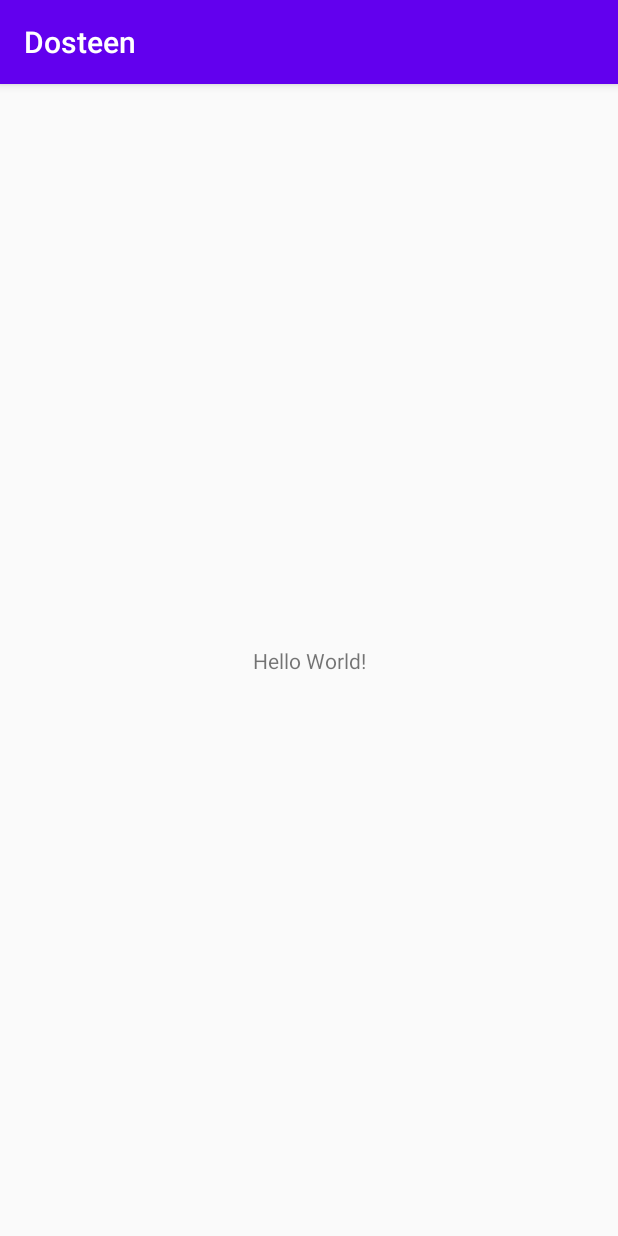
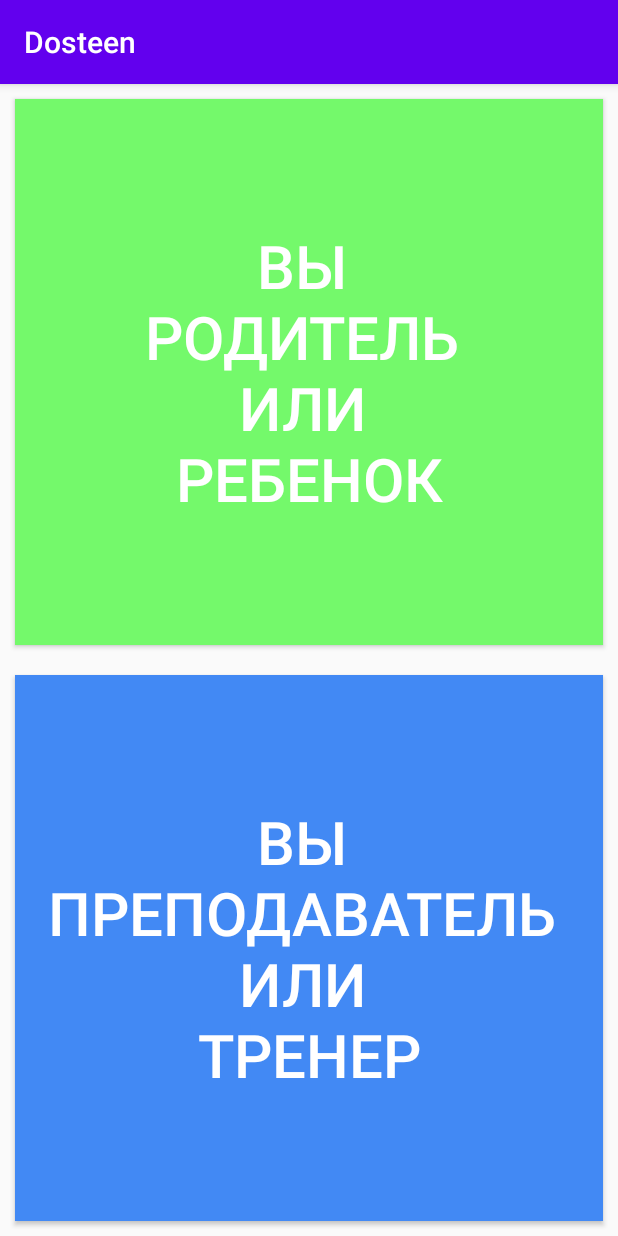
Before and after one commit to AHXPLAY/Dosteen, an Android app: the screen it shows after launch (MainActivity), on a phone screen of 412 x 824 dp. Run offline under Robolectric (Android 15) with nearby library versions, the phone set to English and light mode, and no system bars.

Commit message:
Создал набросок MainActivitу

```diff
--- a/app/src/main/AndroidManifest.xml
+++ b/app/src/main/AndroidManifest.xml
@@ -9,7 +9,8 @@
         android:roundIcon="@mipmap/ic_launcher_round"
         android:supportsRtl="true"
         android:theme="@style/AppTheme">
-        <activity android:name=".UserOneActivity"></activity>
+        <activity android:name=".TeacherActivity"></activity>
+        <activity android:name=".UserOneActivity" />
         <activity android:name=".MainActivity">
             <intent-filter>
                 <action android:name="android.intent.action.MAIN" />
--- a/app/src/main/java/com/example/dosteen/MainActivity.java
+++ b/app/src/main/java/com/example/dosteen/MainActivity.java
@@ -3,6 +3,7 @@ package com.example.dosteen;
 import androidx.appcompat.app.AppCompatActivity;
 
 import android.os.Bundle;
+import android.view.View;
 
 public class MainActivity extends AppCompatActivity {
 
@@ -11,4 +12,10 @@ public class MainActivity extends AppCompatActivity {
         super.onCreate(savedInstanceState);
         setContentView(R.layout.activity_main);
     }
+    public void toKidActivity(View view){
+
+    }
+    public void toTeacherActivity(View view){
+
+    }
 }
--- a/app/src/main/res/layout/activity_main.xml
+++ b/app/src/main/res/layout/activity_main.xml
@@ -1,18 +1,28 @@
 <?xml version="1.0" encoding="utf-8"?>
-<androidx.constraintlayout.widget.ConstraintLayout xmlns:android="http://schemas.android.com/apk/res/android"
+<LinearLayout
+    xmlns:android="http://schemas.android.com/apk/res/android"
     xmlns:app="http://schemas.android.com/apk/res-auto"
     xmlns:tools="http://schemas.android.com/tools"
     android:layout_width="match_parent"
     android:layout_height="match_parent"
+    android:orientation="vertical"
     tools:context=".MainActivity">
-
-    <TextView
-        android:layout_width="wrap_content"
-        android:layout_height="wrap_content"
-        android:text="Hello World!"
-        app:layout_constraintBottom_toBottomOf="parent"
-        app:layout_constraintLeft_toLeftOf="parent"
-        app:layout_constraintRight_toRightOf="parent"
-        app:layout_constraintTop_toTopOf="parent" />
-
-</androidx.constraintlayout.widget.ConstraintLayout>
+    <Button
+        android:layout_width="match_parent"
+        android:layout_height="match_parent"
+        android:layout_weight="1"
+        android:layout_margin="10dp"
+        android:background="#74f96b"
+        android:textColor="#fff"
+        android:text="Вы \nродитель \nили \nребенок"
+        android:textSize="40sp"/>
+    <Button
+        android:layout_width="match_parent"
+        android:layout_height="match_parent"
+        android:layout_weight="1"
+        android:layout_margin="10dp"
+        android:background="#4289f4"
+        android:textColor="#fff"
+        android:text="Вы \nпреподаватель \nили \nтренер"
+        android:textSize="40sp"/>
+</LinearLayout>
```
